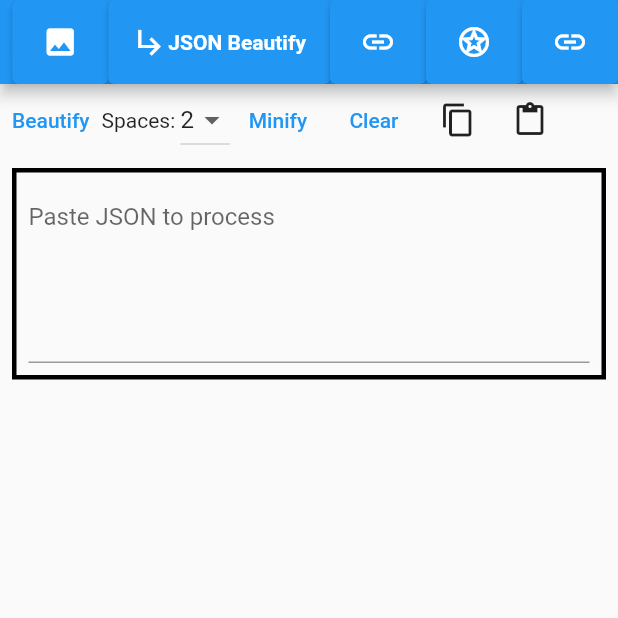
After one commit to gladimdim/glad_tools, a Flutter app: the screen it shows after launch, after a tap on the "format align justify" icon, on a phone screen of 412 x 824 dp, the top half of it. The commit adds this screen. Run offline on Flutter 3.47's test engine with Material 2 defaults, Android fonts, the phone set to English and light mode, and no system bars.

Commit message:
Ejected logic from JsonBeautify widget

```diff
--- a/lib/tools/base64_image/base64_content_view.dart
+++ b/lib/tools/base64_image/base64_content_view.dart
@@ -2,8 +2,6 @@
 import 'package:flutter/services.dart';
 import 'package:glad_tools/components/ui/bordered_all.dart';
 import 'package:glad_tools/tools/base64_image/base64_image.dart';
-import 'dart:convert';
-import 'dart:typed_data';
 
 class Base64ImageContent extends StatefulWidget {
   const Base64ImageContent({
@@ -50,7 +48,8 @@
           Column(
             mainAxisAlignment: MainAxisAlignment.start,
             children: [
-              const Text("Decode result. Black border is not a part of your image."),
+              const Text(
+                  "Decode result. Black border is not a part of your image."),
               SizedBox(
                 width: MediaQuery.of(context).size.width,
                 height: MediaQuery.of(context).size.height - 115,
--- /dev/null
+++ b/lib/tools/json_beautify/json_beautify_view.dart
@@ -0,0 +1,204 @@
+import 'package:flutter/material.dart';
+import 'package:flutter/services.dart';
+import 'package:glad_tools/components/ui/bordered_all.dart';
+import 'package:glad_tools/tools/json_beautify/json_beautify.dart';
+import 'package:glad_tools/tools/json_beautify/json_parser_isolate.dart';
+
+class JsonBeautifyView extends StatefulWidget {
+  const JsonBeautifyView({Key? key}) : super(key: key);
+
+  @override
+  _JsonBeautifyViewState createState() => _JsonBeautifyViewState();
+}
+
+class _JsonBeautifyViewState extends State<JsonBeautifyView> {
+  final TextEditingController _controller = TextEditingController();
+  String? errorString;
+  int _whitespaceAmount = 2;
+
+  @override
+  void initState() {
+    super.initState();
+    if (JsonBeautify.rootObject != null) {
+      _controller.text = JsonBeautify.rootObject as String;
+      _format();
+    }
+  }
+
+  @override
+  Widget build(BuildContext context) {
+    return Column(
+      children: [
+        Row(
+          children: [
+            TextButton(
+              onPressed: _format,
+              child: const Text("Beautify"),
+            ),
+            const Text("Spaces: "),
+            DropdownButton(
+              onChanged: _whitespaceAmountChanged,
+              value: _whitespaceAmount,
+              items: [2, 4, 8].map((e) {
+                return DropdownMenuItem<int>(
+                    value: e, child: Text(e.toString()));
+              }).toList(),
+            ),
+            TextButton(
+              onPressed: _minify,
+              child: const Text("Minify"),
+            ),
+            TextButton(
+              onPressed: _clear,
+              child: const Text("Clear"),
+            ),
+            IconButton(onPressed: _copy, icon: const Icon(Icons.copy)),
+            IconButton(onPressed: _paste, icon: const Icon(Icons.paste)),
+          ],
+        ),
+        SingleChildScrollView(
+          child: Row(
+            crossAxisAlignment: CrossAxisAlignment.center,
+            children: [
+              Expanded(
+                flex: 1,
+                child: Padding(
+                  padding: const EdgeInsets.all(8.0),
+                  child: BorderedAll(
+                    color: errorString == null ? Colors.black : Colors.red,
+                    child: Padding(
+                      padding: const EdgeInsets.all(8.0),
+                      child: TextField(
+                        decoration: const InputDecoration(
+                          hintText: "Paste JSON to process",
+                        ),
+                        minLines: 5,
+                        maxLines: (MediaQuery.of(context).size.height ~/ 30),
+                        controller: _controller,
+                      ),
+                    ),
+                  ),
+                ),
+              ),
+              if (errorString != null)
+                Expanded(
+                  flex: 1,
+                  child: Padding(
+                    padding: const EdgeInsets.all(8.0),
+                    child: Center(
+                      child: Text(
+                          errorString!),
+                    ),
+                  ),
+                ),
+            ],
+          ),
+        ),
+      ],
+    );
+  }
+
+  void _clear() {
+    setState(() {
+      _controller.value = TextEditingValue(
+        text: "",
+        selection: TextSelection.fromPosition(
+          const TextPosition(offset: 0),
+        ),
+      );
+      errorString = null;
+      JsonBeautify.rootObject = null;
+    });
+  }
+
+  void _paste() async {
+    final data = await Clipboard.getData(Clipboard.kTextPlain);
+    if (data != null && data.text != null) {
+      _controller.text = data.text!;
+    }
+    _format();
+  }
+
+  void _copy() {
+    Clipboard.setData(ClipboardData(text: _controller.text));
+  }
+
+  void _format() async {
+    JsonBeautify.rootObject = _controller.text;
+
+    errorString = null;
+    if (_controller.text.isEmpty) {
+      return;
+    }
+
+
+    try {
+      final result = await JsonBeautify.stringToBeautifyString(_controller.text, withIndent: _whitespaceAmount);
+      setState(() {
+        _controller.text = result;
+      });
+    } catch (e) {
+      reportError(e);
+    }
+  }
+
+  void _minify() async {
+    var parser = JsonParserIsolate(_controller.text);
+    try {
+      dynamic input = await parser.parseJson();
+      _controller.text = _minifyString(input);
+    } catch (e) {
+      reportError(e);
+    }
+  }
+
+  String _minifyString(input) {
+    var inner = "";
+    if (input is num) {
+      inner = input.toString();
+    } else if (input is String) {
+      inner = "\"${input.toString()}\"";
+    } else if (input is bool) {
+      inner = input.toString();
+    } else if (input is List) {
+      inner = "[";
+      for (var element in input) {
+        inner += _minifyString(element);
+        if (input.last != element) {
+          inner += ",";
+        }
+      }
+      inner += "]";
+    } else if (input is Map) {
+      inner = "{";
+      for (var entry in input.entries) {
+        inner += "\"${entry.key}\":";
+
+        inner += _minifyString(entry.value);
+        if (input.entries.last.key != entry.key) {
+          inner += ",";
+        }
+      }
+      inner += "}";
+    } else if (input == null) {
+      inner += "null";
+    }
+
+    return inner;
+  }
+
+  void reportError(Object e) {
+    setState(() {
+      errorString = "Error while parsing JSON: ${e.toString()}";
+    });
+  }
+
+  void _whitespaceAmountChanged(int? value) {
+    setState(() {
+      int newValue = value ?? 2;
+
+      _whitespaceAmount = newValue;
+      _format();
+    });
+  }
+}
--- a/lib/tools/url_inspector/body_view.dart
+++ b/lib/tools/url_inspector/body_view.dart
@@ -1,6 +1,5 @@
 import 'package:flutter/material.dart';
 import 'package:glad_tools/components/ui/bordered_all.dart';
-import 'package:glad_tools/components/ui/bordered_bottom.dart';
 import 'package:http/http.dart';
 
 class BodyView extends StatelessWidget {
--- a/lib/views/main_view.dart
+++ b/lib/views/main_view.dart
@@ -1,7 +1,7 @@
 import 'package:flutter/material.dart';
 import 'package:glad_tools/tools/base64_image/base64_image.dart';
+import 'package:glad_tools/tools/json_beautify/json_beautify.dart';
 import 'package:glad_tools/tools/tool_object.dart';
-import 'package:glad_tools/tools/json_beautify/json_beautify.dart';
 import 'package:glad_tools/tools/jwt/jwt_parser.dart';
 import 'package:glad_tools/tools/url_inspector/url_inspector.dart';
 import 'package:glad_tools/tools/url_parser/url_parser.dart';
```
Also changed, not shown: lib/tools/json_beautify/json_beautify.dart (+14 -215 lines), pubspec.lock, 1 other file.
